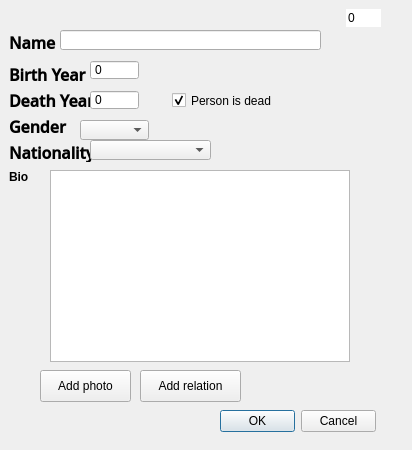
Above: personDialog.ui from annakrih/T113VLN1-3 before the change. Below: the same form after it.
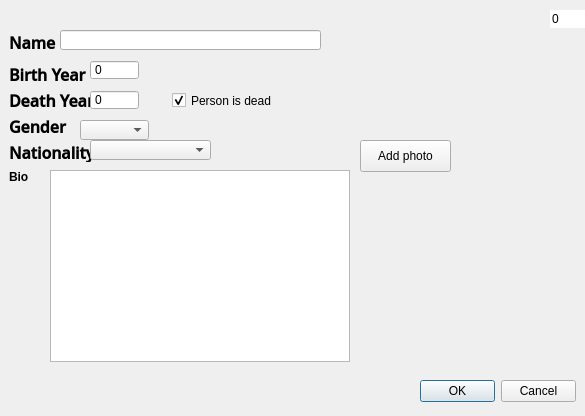
That is the form after the change.

Commit message: Photos virkar :)

Diff of the .ui file:
```diff
--- a/personDialog.ui
+++ b/personDialog.ui
@@ -6,8 +6,8 @@
    <rect>
     <x>0</x>
     <y>0</y>
-    <width>412</width>
-    <height>450</height>
+    <width>585</width>
+    <height>416</height>
    </rect>
   </property>
   <property name="minimumSize">
@@ -28,8 +28,8 @@
    </property>
    <property name="geometry">
     <rect>
-     <x>220</x>
-     <y>410</y>
+     <x>420</x>
+     <y>380</y>
      <width>156</width>
      <height>23</height>
     </rect>
@@ -274,8 +274,8 @@
    </property>
    <property name="geometry">
     <rect>
-     <x>346</x>
-     <y>9</y>
+     <x>550</x>
+     <y>10</y>
      <width>35</width>
      <height>18</height>
     </rect>
@@ -334,8 +334,8 @@
   <widget class="QPushButton" name="inputPhoto">
    <property name="geometry">
     <rect>
-     <x>40</x>
-     <y>370</y>
+     <x>360</x>
+     <y>140</y>
      <width>91</width>
      <height>32</height>
     </rect>
@@ -344,17 +344,20 @@
     <string>Add photo</string>
    </property>
   </widget>
-  <widget class="QPushButton" name="inputRelation">
+  <widget class="QLabel" name="label_image">
    <property name="geometry">
     <rect>
-     <x>140</x>
-     <y>370</y>
-     <width>101</width>
-     <height>32</height>
+     <x>370</x>
+     <y>190</y>
+     <width>191</width>
+     <height>151</height>
     </rect>
    </property>
+   <property name="styleSheet">
+    <string notr="true">border-color: qlineargradient(spread:pad, x1:1, y1:0, x2:1, y2:0, stop:0 rgba(0, 0, 0, 255), stop:1 rgba(255, 255, 255, 255));</string>
+   </property>
    <property name="text">
-    <string>Add relation</string>
+    <string/>
    </property>
   </widget>
  </widget>
```
The commit also changes 2 other files.
